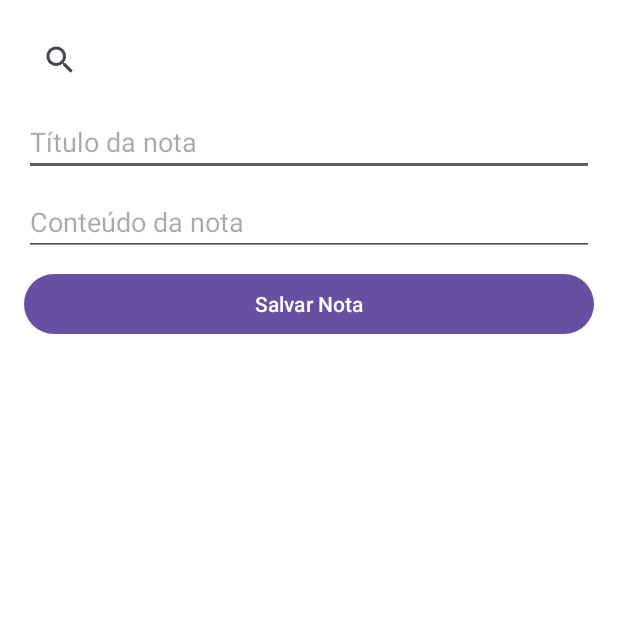
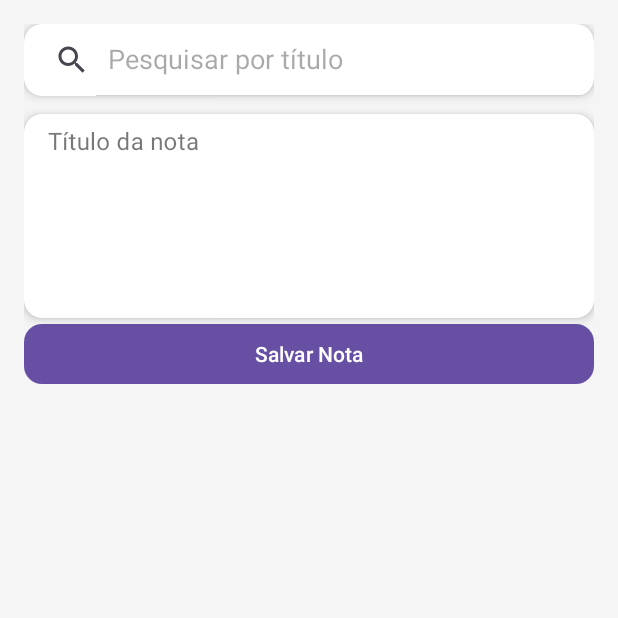
Before and after one commit to wendymillerr/hubApp, an Android app: the BlocoNotasActivity screen opened directly, with no data from a screen before it, on a phone screen of 412 x 824 dp, the top half of it. Run offline under Robolectric (Android 15) with nearby library versions, the phone set to English and light mode, and no system bars.

Commit message:
layout bloco de ntoas feito

```diff
--- a/app/src/main/java/com/example/aplicativohub/bloconotas/BlocoNotasActivity.kt
+++ b/app/src/main/java/com/example/aplicativohub/bloconotas/BlocoNotasActivity.kt
@@ -1,6 +1,9 @@
 package com.example.aplicativohub.bloconotas
 
+import android.graphics.Typeface
 import android.os.Bundle
+import android.text.Editable
+import android.text.TextWatcher
 import android.widget.Button
 import android.widget.EditText
 import android.widget.SearchView
@@ -59,6 +62,14 @@ class BlocoNotasActivity : AppCompatActivity() {
                 return true
             }
         })
+
+        edtTitulo.addTextChangedListener(object : TextWatcher {
+            override fun beforeTextChanged(s: CharSequence?, start: Int, count: Int, after: Int) {}
+            override fun onTextChanged(s: CharSequence?, start: Int, before: Int, count: Int) {
+                edtTitulo.setTypeface(null, Typeface.BOLD) // aplica negrito
+            }
+            override fun afterTextChanged(s: Editable?) {}
+        })
     }
 
     private fun filtrarNotas(texto: String) {
@@ -70,4 +81,9 @@ class BlocoNotasActivity : AppCompatActivity() {
         }
         recyclerView.adapter = adapter
     }
+
+
+
+
+
 }
--- a/app/src/main/res/layout/activity_bloco_notas.xml
+++ b/app/src/main/res/layout/activity_bloco_notas.xml
@@ -1,43 +1,106 @@
 <?xml version="1.0" encoding="utf-8"?>
 <LinearLayout xmlns:android="http://schemas.android.com/apk/res/android"
+    xmlns:app="http://schemas.android.com/apk/res-auto"
+    xmlns:tools="http://schemas.android.com/tools"
     android:layout_width="match_parent"
     android:layout_height="match_parent"
     android:orientation="vertical"
     android:padding="16dp"
-    android:background="@color/white">
+    android:background="@color/gray_light"
+    tools:context=".bloconotas.BlocoNotasActivity">
 
-    <SearchView
-        android:id="@+id/searchNotas"
+    <!-- Barra de busca -->
+    <androidx.cardview.widget.CardView
         android:layout_width="match_parent"
         android:layout_height="wrap_content"
-        android:queryHint="Pesquisar por título" />
+        app:cardCornerRadius="12dp"
+        app:cardElevation="4dp"
+        android:layout_marginBottom="12dp">
 
-    <EditText
-        android:id="@+id/edtTitulo"
+        <SearchView
+            android:id="@+id/searchNotas"
+            android:layout_width="match_parent"
+            android:layout_height="wrap_content"
+            android:queryHint="Pesquisar por título"
+            android:iconifiedByDefault="false" />
+    </androidx.cardview.widget.CardView>
+
+    <!-- Entrada de nota (título + conteúdo juntos) -->
+    <androidx.cardview.widget.CardView
         android:layout_width="match_parent"
         android:layout_height="wrap_content"
-        android:hint="Título da nota"
-        android:layout_marginTop="8dp" />
+        app:cardCornerRadius="12dp"
+        app:cardElevation="4dp"
+        android:layout_marginBottom="12dp"
+        android:padding="5dp"
+        android:layout_margin="0dp">
 
-    <EditText
-        android:id="@+id/edtConteudo"
-        android:layout_width="match_parent"
-        android:layout_height="wrap_content"
-        android:hint="Conteúdo da nota"
-        android:layout_marginTop="8dp" />
+        <LinearLayout
+            android:layout_width="match_parent"
+            android:layout_height="wrap_content"
+            android:orientation="vertical"
+            android:layout_margin="0dp">
 
-    <Button
+
+            <!-- Campo de título -->
+            <com.google.android.material.textfield.TextInputLayout
+                style="@style/Widget.MaterialComponents.TextInputLayout.FilledBox"
+                android:layout_width="match_parent"
+                android:layout_height="wrap_content"
+
+                android:layout_marginBottom="0dp"
+                android:hint="Título da nota"
+
+
+                app:boxBackgroundMode="none">
+
+                <com.google.android.material.textfield.TextInputEditText
+                    android:id="@+id/edtTitulo"
+                    android:layout_width="match_parent"
+                    android:padding="0dp"
+
+
+                    android:layout_height="16dp" />
+            </com.google.android.material.textfield.TextInputLayout>
+
+            <!-- Campo de conteúdo -->
+            <com.google.android.material.textfield.TextInputLayout
+                android:layout_width="match_parent"
+                android:layout_height="wrap_content"
+                style="@style/Widget.MaterialComponents.TextInputLayout.FilledBox"
+                app:boxBackgroundMode="none"
+               android:layout_marginTop="-15dp"
+                >
+
+                <com.google.android.material.textfield.TextInputEditText
+                    android:id="@+id/edtConteudo"
+                    android:layout_width="match_parent"
+                    android:layout_height="114dp"
+                    android:layout_marginTop="-20dp"
+                    android:gravity="top"
+                    android:inputType="textMultiLine"
+                    android:minLines="3" />
+            </com.google.android.material.textfield.TextInputLayout>
+
+        </LinearLayout>
+    </androidx.cardview.widget.CardView>
+    <!-- Botão salvar -->
+    <com.google.android.material.button.MaterialButton
         android:id="@+id/btnSalvarNota"
         android:layout_width="match_parent"
         android:layout_height="wrap_content"
         android:text="Salvar Nota"
-        android:layout_marginTop="8dp" />
+        android:textAllCaps="false"
+        android:layout_marginBottom="16dp"
+        app:cornerRadius="12dp" />
 
+    <!-- Lista de notas -->
     <androidx.recyclerview.widget.RecyclerView
         android:id="@+id/recyclerNotas"
         android:layout_width="match_parent"
         android:layout_height="0dp"
-        android:layout_marginTop="12dp"
-        android:layout_weight="1" />
+        android:layout_weight="1"
+        android:clipToPadding="false"
+        android:paddingBottom="12dp" />
 
 </LinearLayout>
```
Also changed, not shown: app/src/main/res/drawable/icon_search.png (added).
